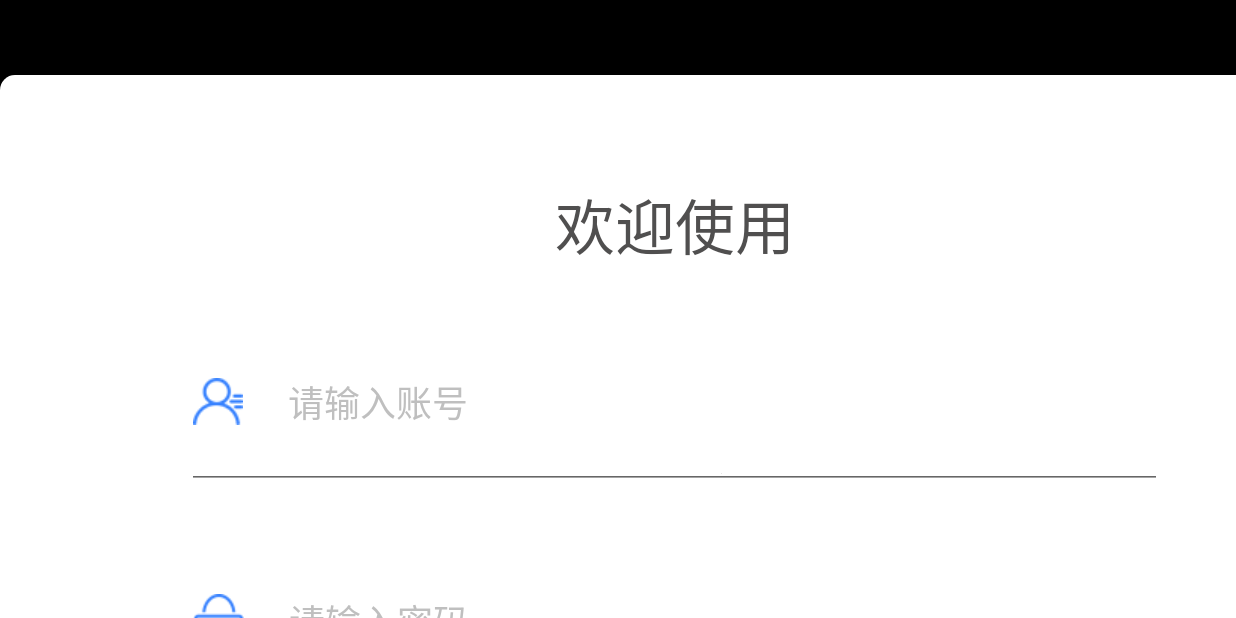
After one commit to 601189170/DoorControl2, an Android app: the fragment DoorAccountAppointmentFragment placed in its activity, on a phone screen of 824 x 412 dp (held sideways). The commit adds this screen. Run offline under Robolectric (Android 15) with nearby library versions, the phone set to English and light mode, and no system bars; our stand-ins replace ButterKnife, Volley; libraries missing offline, so code that uses them is left out: android.serialport, demo.model; 3 statements that could not run were skipped.

Commit message:
刘柏林提交门禁随机密码接口

```diff
--- a/app/src/main/java/com/yyide/doorcontrol/fragment/AppointmentHomeFragment.java
+++ b/app/src/main/java/com/yyide/doorcontrol/fragment/AppointmentHomeFragment.java
@@ -84,7 +84,6 @@ public class AppointmentHomeFragment extends BaseFragment {
     public View onCreateView(LayoutInflater inflater, ViewGroup container, @Nullable Bundle savedInstanceState) {
         View view = inflater.inflate(R.layout.fragment_appointment_home, container, false);
         ButterKnife.bind(this, view);
-
 
         return view;
     }
--- a/app/src/main/java/com/yyide/doorcontrol/identy/DoorCheckAppointmentActivity.java
+++ b/app/src/main/java/com/yyide/doorcontrol/identy/DoorCheckAppointmentActivity.java
@@ -14,6 +14,7 @@ import android.widget.TextView;
 import com.yyide.doorcontrol.R;
 import com.yyide.doorcontrol.base.BaseActivity;
 import com.yyide.doorcontrol.base.BaseConstant;
+import com.yyide.doorcontrol.login.DoorAccountAppointmentFragment;
 import com.yyide.doorcontrol.login.DoorCardAppointmentFragment;
 import com.yyide.doorcontrol.login.DoorFaceAppointmentFragment;
 import com.yyide.doorcontrol.observer.IdListener;
@@ -51,7 +52,7 @@ public class DoorCheckAppointmentActivity  extends BaseActivity implements IdLis
     @Override
     protected void onCreate(Bundle savedInstanceState) {
         super.onCreate(savedInstanceState);
-        setContentView(R.layout.activity_door_cheack);
+        setContentView(R.layout.activity_door_cheack_appointment);
         ButterKnife.bind(this);
         toDoType = getIntent().getIntExtra(BaseConstant.DOSHOMTHING, -1);
         studentId = getIntent().getStringExtra(BaseConstant.STUDENTID);
@@ -121,7 +122,7 @@ public class DoorCheckAppointmentActivity  extends BaseActivity implements IdLis
                 break;
             case 2:
                 if (fAccount == null) {
-                 //   fAccount = new DoorAppointmentAccountFragment();
+                    fAccount = new DoorAccountAppointmentFragment();
                     fAccount.setArguments(bundle);
                     ft.add(R.id.content, fAccount, String.valueOf(btn3.getId()));
                 } else
--- /dev/null
+++ b/app/src/main/java/com/yyide/doorcontrol/login/DoorAccountAppointmentFragment.java
@@ -0,0 +1,118 @@
+package com.yyide.doorcontrol.login;
+
+import android.os.Bundle;
+import android.support.annotation.NonNull;
+import android.support.annotation.Nullable;
+import android.text.TextUtils;
+import android.util.Log;
+import android.view.LayoutInflater;
+import android.view.View;
+import android.view.ViewGroup;
+import android.widget.EditText;
+import android.widget.TextView;
+
+import com.alibaba.fastjson.JSON;
+import com.android.volley.Response;
+import com.android.volley.VolleyError;
+import com.blankj.utilcode.util.SPUtils;
+import com.blankj.utilcode.util.ToastUtils;
+import com.yyide.doorcontrol.MyApp;
+import com.yyide.doorcontrol.R;
+import com.yyide.doorcontrol.SpData;
+import com.yyide.doorcontrol.base.BaseConstant;
+import com.yyide.doorcontrol.base.BaseFragment;
+import com.yyide.doorcontrol.observer.IdManager;
+import com.yyide.doorcontrol.requestbean.AppointmentOpenDoorReq;
+import com.yyide.doorcontrol.rsponbean.AppointmentOpenDoorRsp;
+import com.yyide.doorcontrol.utils.LoadingTools;
+
+import java.net.URLEncoder;
+
+import butterknife.BindView;
+import butterknife.ButterKnife;
+import butterknife.OnClick;
+import cn.pedant.SweetAlert.SweetAlertDialog;
+
+public class DoorAccountAppointmentFragment extends BaseFragment {
+
+    @BindView(R.id.userName)
+    EditText userName;
+    @BindView(R.id.userPwd)
+    EditText userPwd;
+    @BindView(R.id.tips)
+    TextView tips;
+    @BindView(R.id.config)
+    TextView config;
+
+    SweetAlertDialog pd;
+
+    @Override
+    public View onCreateView(LayoutInflater inflater, ViewGroup container,
+                             Bundle savedInstanceState) {
+        View view = inflater.inflate(R.layout.fragment_door_account_appointment, container, false);
+        ButterKnife.bind(this, view);
+        return view;
+    }
+
+    @Override
+    public void onViewCreated(@NonNull View view, @Nullable Bundle savedInstanceState) {
+        super.onViewCreated(view, savedInstanceState);
+        pd = new LoadingTools().pd(activity);
+    }
+
+    @Override
+    public void onDestroyView() {
+        super.onDestroyView();
+    }
+
+    @OnClick(R.id.config)
+    public void onViewClicked() {
+        String loginName = userName.getText().toString().trim();
+        String passw = userPwd.getText().toString().trim();
+        if (TextUtils.isEmpty(loginName) || TextUtils.isEmpty(passw)) {
+            tips.setText("请确认账号密码输入正确！");
+            tips.setVisibility(View.VISIBLE);
+            return;
+        } else
+            Identity();
+    }
+
+    void Identity() {
+        if (!activity.isDestroyed())
+            pd.show();
+        AppointmentOpenDoorReq req=new AppointmentOpenDoorReq();
+        req.officeId = SpData.User().data.officeId;
+        req.roomId = SpData.User().data.roomId;
+        req.accounts = URLEncoder.encode(userName.getText().toString());
+        req.password = userPwd.getText().toString();
+        MyApp.getInstance().requestData130(this, req, new signListenr(), new error());
+
+    }
+
+
+    class signListenr implements Response.Listener<AppointmentOpenDoorRsp> {
+        @Override
+        public void onResponse(final AppointmentOpenDoorRsp rsp) {
+            Log.e("json", "kaimenren" + JSON.toJSONString(rsp));
+            if (!activity.isDestroyed())
+                pd.dismiss();
+
+//            if (rsp == BaseConstant.REQUEST_SUCCES) {
+//                        IdManager.getInstance().notifyObserver(rsp.data.id);
+//            } else
+//                ToastUtils.showShort(rsp.info);
+        }
+    }
+
+    class error implements Response.ErrorListener {
+
+        @Override
+        public void onErrorResponse(VolleyError volleyError) {
+            if (!activity.isDestroyed())
+                pd.dismiss();
+
+            ToastUtils.showShort("请求失败，请重试");
+        }
+    }
+
+}
--- /dev/null
+++ b/app/src/main/res/layout/activity_door_cheack_appointment.xml
@@ -0,0 +1,82 @@
+<?xml version="1.0" encoding="utf-8"?>
+<LinearLayout xmlns:android="http://schemas.android.com/apk/res/android"
+    xmlns:tools="http://schemas.android.com/tools"
+    android:layout_width="950dp"
+    android:layout_height="720dp">
+
+    <LinearLayout
+        android:layout_width="900dp"
+        android:layout_height="670dp"
+        android:layout_gravity="bottom"
+        android:background="@drawable/bg_white"
+        android:gravity="center_horizontal"
+        android:orientation="vertical"
+        android:padding="30dp">
+
+        <FrameLayout
+            android:id="@+id/content"
+            android:layout_width="match_parent"
+            android:layout_height="0dp"
+            android:layout_weight="1" />
+
+        <LinearLayout
+            android:layout_width="wrap_content"
+            android:layout_height="wrap_content">
+            <!--刷卡-->
+            <CheckedTextView
+                android:id="@+id/btn1"
+                android:layout_width="wrap_content"
+                android:layout_height="wrap_content"
+                android:layout_margin="25dp"
+                android:drawableTop="@drawable/login1_check"
+                android:drawablePadding="10dp"
+                android:text="刷卡登录"
+                android:textAlignment="center"
+                android:textColor="@color/black2"
+                android:textSize="20dp" />
+            <!--人脸-->
+            <CheckedTextView
+                android:id="@+id/btn2"
+                android:layout_width="wrap_content"
+                android:layout_height="wrap_content"
+                android:layout_margin="25dp"
+                android:drawableTop="@drawable/login2_check"
+                android:drawablePadding="10dp"
+                android:text="人脸识别"
+                android:textAlignment="center"
+                android:textColor="@color/black2"
+                android:textSize="20dp" />
+
+            <CheckedTextView
+                android:id="@+id/btn4"
+                android:layout_width="wrap_content"
+                android:layout_height="wrap_content"
+                android:layout_margin="25dp"
+                android:drawableTop="@drawable/login4_check"
+                android:drawablePadding="10dp"
+                android:text="指纹识别"
+                android:textAlignment="center"
+                android:textColor="@color/black2"
+                android:textSize="20dp" />
+
+            <CheckedTextView
+                android:id="@+id/btn3"
+                android:layout_width="wrap_content"
+                android:layout_height="wrap_content"
+                android:layout_margin="25dp"
+                android:drawableTop="@drawable/login3_check"
+                android:drawablePadding="10dp"
+                android:text="账号登录"
+                android:textAlignment="center"
+                android:textColor="@color/black2"
+                android:textSize="20dp" />
+        </LinearLayout>
+    </LinearLayout>
+
+    <TextView
+        android:id="@+id/close"
+        android:layout_width="50dp"
+        android:layout_height="50dp"
+        android:background="@drawable/gb_btn" />
+
+</LinearLayout>
--- /dev/null
+++ b/app/src/main/res/layout/fragment_door_account_appointment.xml
@@ -0,0 +1,79 @@
+<?xml version="1.0" encoding="utf-8"?>
+<LinearLayout xmlns:android="http://schemas.android.com/apk/res/android"
+    xmlns:tools="http://schemas.android.com/tools"
+    android:layout_width="match_parent"
+    android:layout_height="match_parent"
+    android:orientation="vertical"
+    tools:context=".identy.DoorCheckAppointmentActivity">
+
+    <TextView
+        android:layout_width="wrap_content"
+        android:layout_height="wrap_content"
+        android:layout_gravity="center"
+        android:layout_marginTop="40dp"
+        android:text="欢迎使用"
+        android:textColor="@color/black3"
+        android:textSize="40dp" />
+
+    <FrameLayout
+        android:layout_width="match_parent"
+        android:layout_height="match_parent"
+        android:layout_marginTop="60dp">
+
+        <LinearLayout
+            android:layout_width="wrap_content"
+            android:layout_height="wrap_content"
+            android:layout_gravity="center"
+            android:orientation="vertical"
+            android:paddingLeft="70dp"
+            android:paddingRight="70dp">
+
+            <EditText
+                android:id="@+id/userName"
+                android:layout_width="650dp"
+                android:layout_height="wrap_content"
+                android:drawableLeft="@mipmap/mine_icon"
+                android:drawableBottom="@color/line"
+                android:drawablePadding="30dp"
+                android:hint="请输入账号"
+                android:textColorHint="@color/hint"
+                android:textSize="24dp" />
+
+            <EditText
+                android:id="@+id/userPwd"
+                android:layout_width="650dp"
+                android:layout_height="wrap_content"
+                android:layout_marginTop="60dp"
+                android:drawableLeft="@mipmap/code_icon"
+                android:drawableBottom="@color/line"
+                android:drawablePadding="30dp"
+                android:hint="请输入密码"
+                android:textColorHint="@color/hint"
+                android:textSize="24dp" />
+
+            <TextView
+                android:id="@+id/tips"
+                android:layout_width="wrap_content"
+                android:layout_height="wrap_content"
+                android:layout_gravity="right"
+                android:layout_marginTop="20dp"
+                android:text="账号或密码错误"
+                android:textColor="#BFBFBF"
+                android:textSize="20dp"
+                android:visibility="gone" />
+
+            <TextView
+                android:id="@+id/config"
+                android:layout_width="wrap_content"
+                android:layout_height="wrap_content"
+                android:layout_gravity="center_horizontal"
+                android:layout_marginTop="30dp"
+                android:background="@mipmap/chexkq_btn1"
+                android:gravity="center"
+                android:text="确定"
+                android:textColor="@color/white"
+                android:textSize="28dp" />
+
+        </LinearLayout>
+    </FrameLayout>
+</LinearLayout>
```
Also changed, not shown: app/src/main/res/mipmap-mdpi/chexkq_btn1.png (added), app/src/main/res/mipmap-mdpi/code_icon.png (added), app/src/main/res/mipmap-mdpi/mine_icon.png (added).
